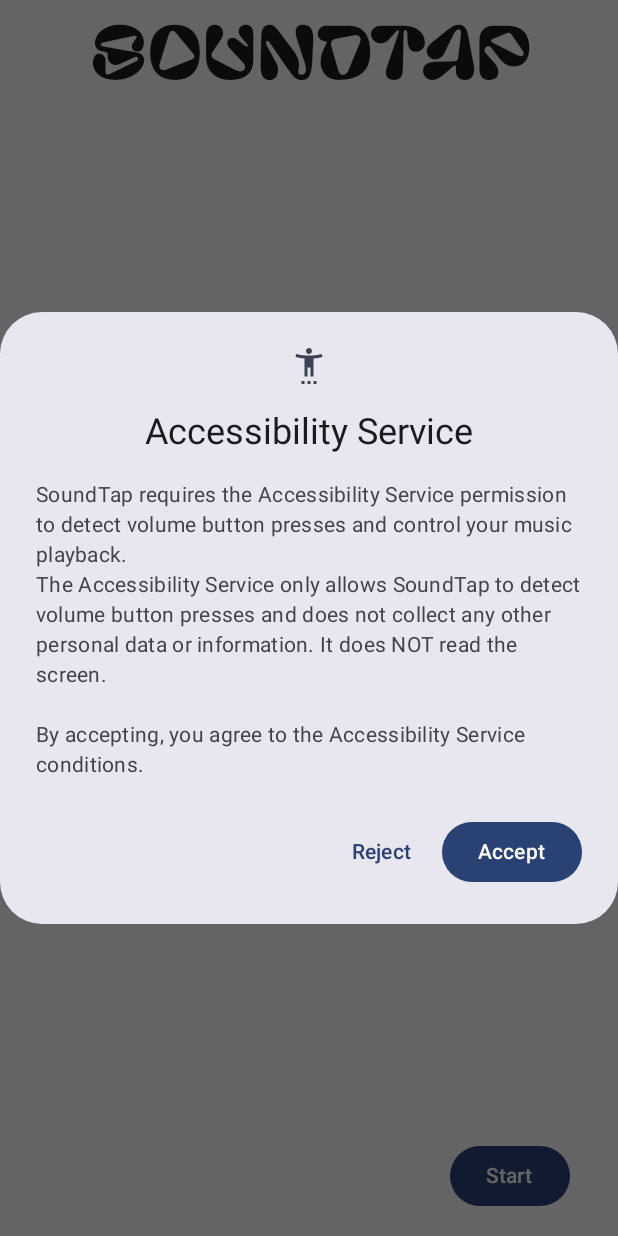
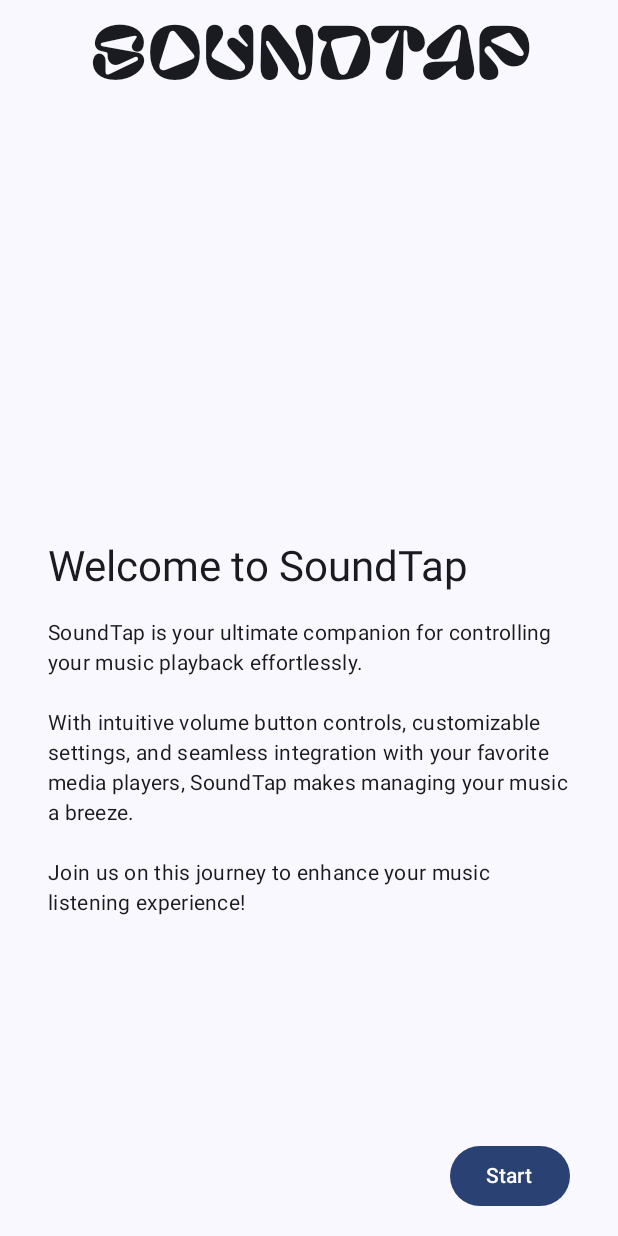
Before and after one commit to Angel-Studio/SoundTap, an Android app built with Jetpack Compose: the screen it shows after launch (MainActivity), on a phone screen of 412 x 824 dp. Run offline under Robolectric (Android 15) with nearby library versions, the phone set to English and light mode, and no system bars; our stand-ins replace Dagger/Hilt's generated code; 6 statements that could not run were skipped.

Commit message:
Updated Play Store accessibility service exigences
Took 3 minutes

```diff
--- a/app/src/main/java/fr/angel/soundtap/ui/OnboardingScreen.kt
+++ b/app/src/main/java/fr/angel/soundtap/ui/OnboardingScreen.kt
@@ -152,7 +152,9 @@
 	var currentPage by rememberSaveable { mutableIntStateOf(0) }
 
 	LaunchedEffect(key1 = currentPage) {
-		if (hasAcceptedAccessibilityServiceConditions.not()) {
+		if (hasAcceptedAccessibilityServiceConditions.not()
+			&& currentPage == onboardingPages.indexOfLast { it.title == "Accessibility Service" }
+		) {
 			dialogVisibility = true
 		}
 	}
```
